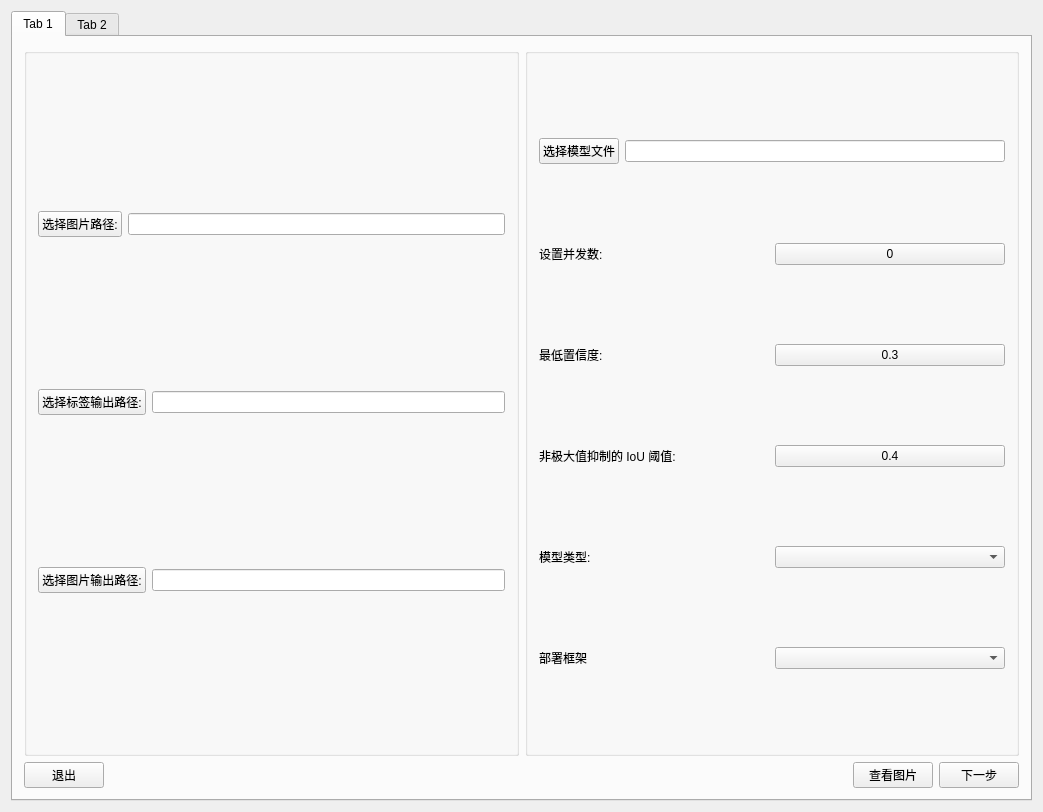
First picture: the form in Project/AutomaticAnnotation/ui/AutomaticAnnotation.ui, repository WIND-ROAD-RUN/RW_UL, before the edit.
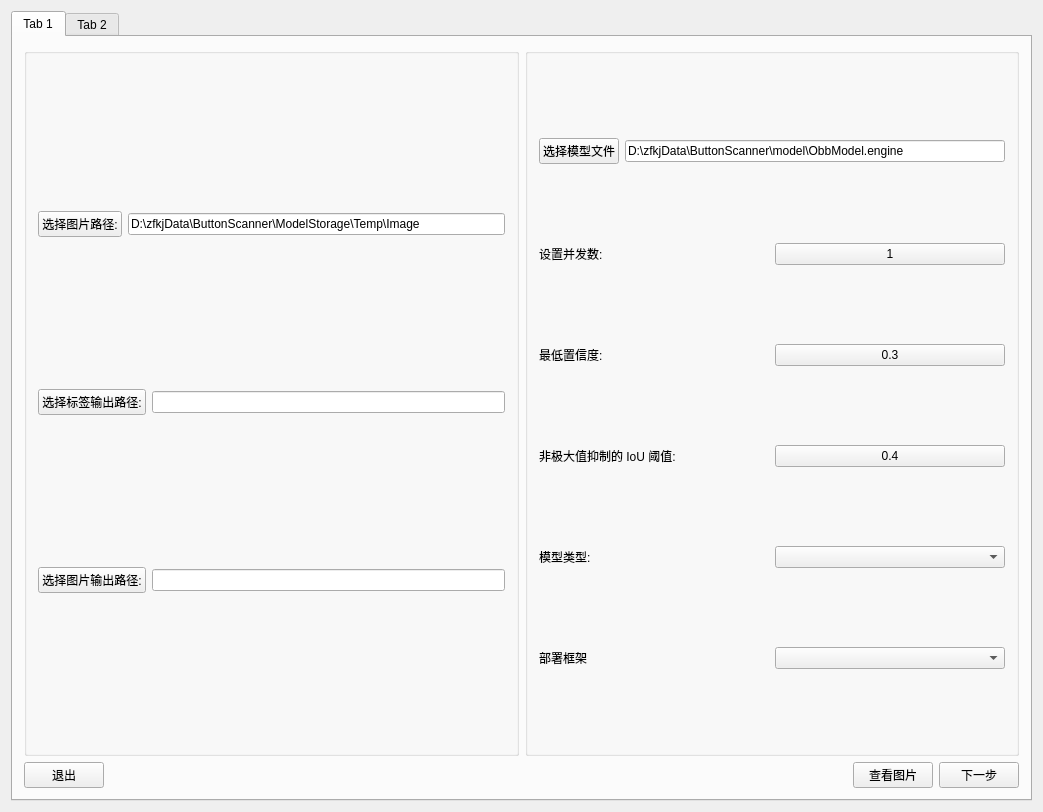
Second picture: the form after the edit. The open tabs and pages were chosen to show the change.

The edit to the form file:
```diff
--- a/Project/AutomaticAnnotation/ui/AutomaticAnnotation.ui
+++ b/Project/AutomaticAnnotation/ui/AutomaticAnnotation.ui
@@ -43,7 +43,11 @@
                 </widget>
                </item>
                <item>
-                <widget class="QLineEdit" name="lineEdit_ImageInput"/>
+                <widget class="QLineEdit" name="lineEdit_ImageInput">
+                 <property name="text">
+                  <string>D:\zfkjData\ButtonScanner\ModelStorage\Temp\Image</string>
+                 </property>
+                </widget>
                </item>
               </layout>
              </item>
@@ -94,7 +98,11 @@
                 </widget>
                </item>
                <item>
-                <widget class="QLineEdit" name="lineEdit_modelPath"/>
+                <widget class="QLineEdit" name="lineEdit_modelPath">
+                 <property name="text">
+                  <string>D:\zfkjData\ButtonScanner\model\ObbModel.engine</string>
+                 </property>
+                </widget>
                </item>
               </layout>
              </item>
@@ -110,7 +118,7 @@
                <item>
                 <widget class="QPushButton" name="pbtn_setWorkers">
                  <property name="text">
-                  <string>0</string>
+                  <string>1</string>
                  </property>
                 </widget>
                </item>
```
Left out of the diff: 2 changed lines with no effect on the pictures.
